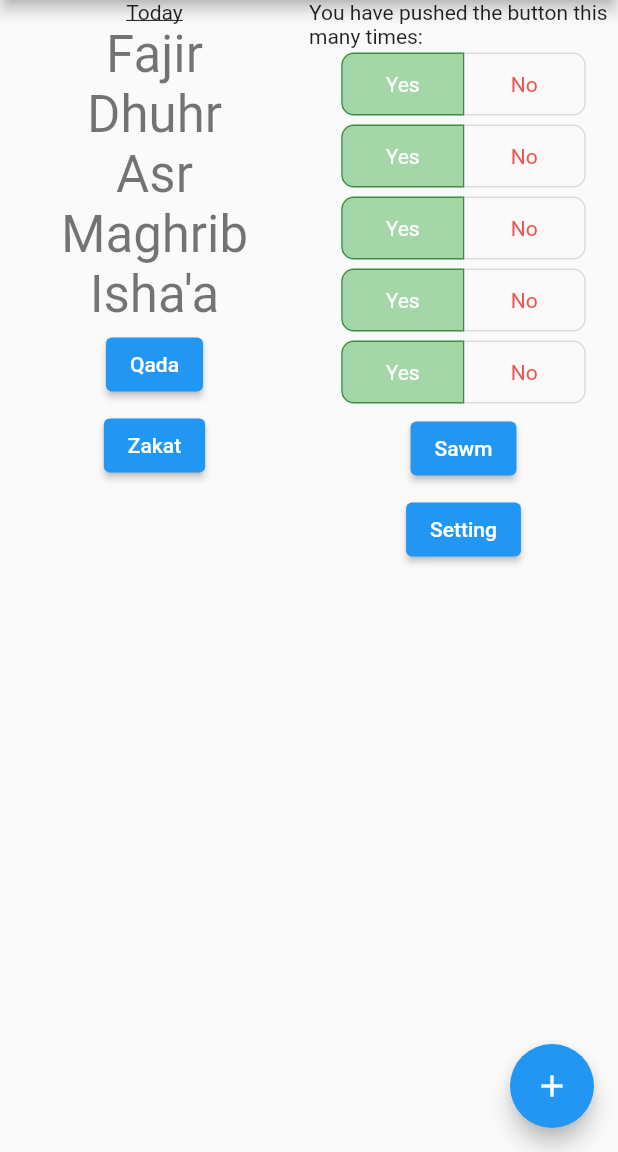
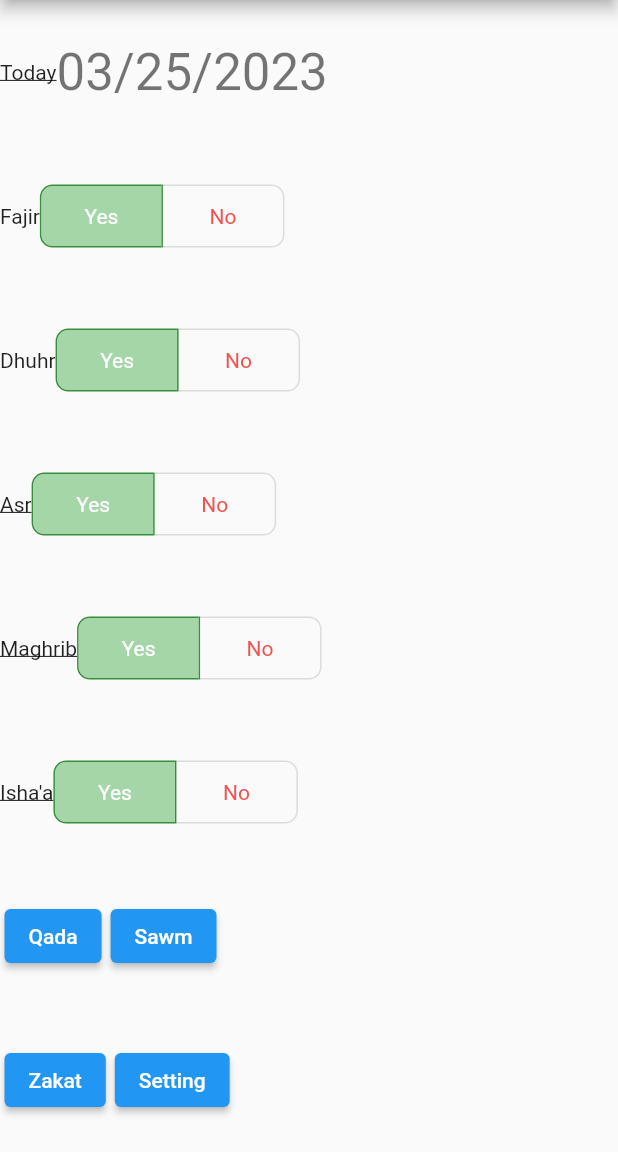
Before and after one commit to KhaledKorfali2/prayer_tracker_app, a Flutter app: the screen it shows after launch, on a phone screen of 412 x 824 dp, the part 84-1236 px from its top. Run offline on Flutter 3.47's test engine with Material 2 defaults, Android fonts, the phone set to English and light mode, and no system bars.

Commit message:
Refactored Code

```diff
--- a/lib/main.dart
+++ b/lib/main.dart
@@ -90,10 +90,10 @@ class _MyHomePageState extends State<MyHomePage> {
         // the App.build method, and use it to set our appbar title.
         title: Text(widget.title),
       ),
-       body: Row(
+       body: Column(
           children: [
-            Expanded(
-              child: Column(
+            Expanded(//Today Row
+              child: Row(
                 children: <Widget>[
                   const Text(
                     'Today',
@@ -102,25 +102,174 @@ class _MyHomePageState extends State<MyHomePage> {
                   ),
                   ),
                   Text(
-                    'Fajir',
+                    '03/25/2023',
                     style: Theme.of(context).textTheme.headline4,
                   ),
-                  Text(
+                ],
+              ),
+            ),
+            Expanded(//Fajir Row
+              child: Row(
+                children: <Widget>[
+                  const Text(
+                    'Fajir',
+                  ),
+                  ToggleButtons(//Toggle for Fajir
+                    onPressed: (int index) {
+                      setState(() {
+                        // The button that is tapped is set to true, and the others to false.
+                        for (int i = 0; i < _yesNoFajir.length; i++) {
+                          _yesNoFajir[i] = i == index;
+                        }
+                      });
+                    },
+                    borderRadius: const BorderRadius.all(Radius.circular(8)),
+                    selectedBorderColor: Colors.green[700],
+                    selectedColor: Colors.white,
+                    fillColor: Colors.green[200],
+                    color: Colors.red[400],
+                    constraints: const BoxConstraints(
+                      minHeight: 40.0,
+                      minWidth: 80.0,
+                    ),
+                    isSelected: _yesNoFajir,
+                    children: fruits,
+                  ),
+                ],
+              ),
+            ),
+            Expanded(//Dhuhr Row
+              child: Row(
+                children: <Widget>[
+                  const Text(
                     'Dhuhr',
-                    style: Theme.of(context).textTheme.headline4,
                   ),
-                  Text(
+                  ToggleButtons(//toggle for Dhuhr
+                    onPressed: (int index) {
+                      setState(() {
+                        // The button that is tapped is set to true, and the others to false.
+                        for (int i = 0; i < _yesNoDhuhr.length; i++) {
+                          _yesNoDhuhr[i] = i == index;
+                        }
+                      });
+                    },
+                    borderRadius: const BorderRadius.all(Radius.circular(8)),
+                    selectedBorderColor: Colors.green[700],
+                    selectedColor: Colors.white,
+                    fillColor: Colors.green[200],
+                    color: Colors.red[400],
+                    constraints: const BoxConstraints(
+                      minHeight: 40.0,
+                      minWidth: 80.0,
+                    ),
+                    isSelected: _yesNoDhuhr,
+                    children: fruits,
+                  ),
+                ],
+              ),
+            ),
+            Expanded(//Asr Row
+              child: Row(
+                children: <Widget>[
+                  const Text(
                     'Asr',
-                    style: Theme.of(context).textTheme.headline4,
+                    style: TextStyle(
+                      decoration: TextDecoration.underline,
+                    ),
                   ),
-                  Text(
+                  ToggleButtons(//Toggle for Asr
+                    onPressed: (int index) {
+                      setState(() {
+                        // The button that is tapped is set to true, and the others to false.
+                        for (int i = 0; i < _yesNoAsr.length; i++) {
+                          _yesNoAsr[i] = i == index;
+                        }
+                      });
+                    },
+                    borderRadius: const BorderRadius.all(Radius.circular(8)),
+                    selectedBorderColor: Colors.green[700],
+                    selectedColor: Colors.white,
+                    fillColor: Colors.green[200],
+                    color: Colors.red[400],
+                    constraints: const BoxConstraints(
+                      minHeight: 40.0,
+                      minWidth: 80.0,
+                    ),
+                    isSelected: _yesNoAsr,
+                    children: fruits,
+                  ),
+                ],
+              ),
+            ),
+            Expanded(//Maghrib Row
+              child: Row(
+                children: <Widget>[
+                  const Text(
                     'Maghrib',
-                    style: Theme.of(context).textTheme.headline4,
+                    style: TextStyle(
+                      decoration: TextDecoration.underline,
+                    ),
                   ),
-                  Text(
+                  ToggleButtons(// Toggle for Maghrib
+                    onPressed: (int index) {
+                      setState(() {
+                        // The button that is tapped is set to true, and the others to false.
+                        for (int i = 0; i < _yesNoMaghrib.length; i++) {
+                          _yesNoMaghrib[i] = i == index;
+                        }
+                      });
+                    },
+                    borderRadius: const BorderRadius.all(Radius.circular(8)),
+                    selectedBorderColor: Colors.green[700],
+                    selectedColor: Colors.white,
+                    fillColor: Colors.green[200],
+                    color: Colors.red[400],
+                    constraints: const BoxConstraints(
+                      minHeight: 40.0,
+                      minWidth: 80.0,
+                    ),
+                    isSelected: _yesNoMaghrib,
+                    children: fruits,
+                  ),
+                ],
+              ),
+            ),
+            Expanded(//Ishaa Row
+              child: Row(
+                children: <Widget>[
+                  const Text(
                     'Isha\'a',
-                    style: Theme.of(context).textTheme.headline4,
+                    style: TextStyle(
+                      decoration: TextDecoration.underline,
+                    ),
                   ),
+                  ToggleButtons(//Toggle for Ishaa
+                    onPressed: (int index) {
+                      setState(() {
+                        // The button that is tapped is set to true, and the others to false.
+                        for (int i = 0; i < _yesNoIshaa.length; i++) {
+                          _yesNoIshaa[i] = i == index;
+                        }
+                      });
+                    },
+                    borderRadius: const BorderRadius.all(Radius.circular(8)),
+                    selectedBorderColor: Colors.green[700],
+                    selectedColor: Colors.white,
+                    fillColor: Colors.green[200],
+                    color: Colors.red[400],
+                    constraints: const BoxConstraints(
+                      minHeight: 40.0,
+                      minWidth: 80.0,
+                    ),
+                    isSelected: _yesNoIshaa,
+                    children: fruits,
+                  ),
+                ],
+              ),
+            ),
+            Expanded(
+              child: Row(
+                children: <Widget>[
                   Container(
                     margin: EdgeInsets.all(3),
                     child: ElevatedButton(
@@ -150,7 +299,7 @@ class _MyHomePageState extends State<MyHomePage> {
 
                       },
                       child: Text(
-                          "Zakat"
+                          "Sawm"
                       ),
                     ),
                   ),
@@ -158,116 +307,8 @@ class _MyHomePageState extends State<MyHomePage> {
               ),
             ),
             Expanded(
-              child: Column(
+              child: Row(
                 children: <Widget>[
-                  const Text(
-                    'You have pushed the button this many times:',
-                  ),
-                  ToggleButtons(//Toggle for Fajir
-                    onPressed: (int index) {
-                      setState(() {
-                        // The button that is tapped is set to true, and the others to false.
-                        for (int i = 0; i < _yesNoFajir.length; i++) {
-                          _yesNoFajir[i] = i == index;
-                        }
-                      });
-                    },
-                    borderRadius: const BorderRadius.all(Radius.circular(8)),
-                    selectedBorderColor: Colors.green[700],
-                    selectedColor: Colors.white,
-                    fillColor: Colors.green[200],
-                    color: Colors.red[400],
-                    constraints: const BoxConstraints(
-                      minHeight: 40.0,
-                      minWidth: 80.0,
-                    ),
-                    isSelected: _yesNoFajir,
-                    children: fruits,
-                  ),
-                  ToggleButtons(//toggle for Dhuhr
-                    onPressed: (int index) {
-                      setState(() {
-                        // The button that is tapped is set to true, and the others to false.
-                        for (int i = 0; i < _yesNoDhuhr.length; i++) {
-                          _yesNoDhuhr[i] = i == index;
-                        }
-                      });
-                    },
-                    borderRadius: const BorderRadius.all(Radius.circular(8)),
-                    selectedBorderColor: Colors.green[700],
-                    selectedColor: Colors.white,
-                    fillColor: Colors.green[200],
-                    color: Colors.red[400],
-                    constraints: const BoxConstraints(
-                      minHeight: 40.0,
-                      minWidth: 80.0,
-                    ),
-                    isSelected: _yesNoDhuhr,
-                    children: fruits,
-                  ),
-                  ToggleButtons(//Toggle for Asr
-                    onPressed: (int index) {
-                      setState(() {
-                        // The button that is tapped is set to true, and the others to false.
-                        for (int i = 0; i < _yesNoAsr.length; i++) {
-                          _yesNoAsr[i] = i == index;
-                        }
-                      });
-                    },
-                    borderRadius: const BorderRadius.all(Radius.circular(8)),
-                    selectedBorderColor: Colors.green[700],
-                    selectedColor: Colors.white,
-                    fillColor: Colors.green[200],
-                    color: Colors.red[400],
-                    constraints: const BoxConstraints(
-                      minHeight: 40.0,
-                      minWidth: 80.0,
-                    ),
-                    isSelected: _yesNoAsr,
-                    children: fruits,
-                  ),
-                  ToggleButtons(// Toggle for Maghrib
-                    onPressed: (int index) {
-                      setState(() {
-                        // The button that is tapped is set to true, and the others to false.
-                        for (int i = 0; i < _yesNoMaghrib.length; i++) {
-                          _yesNoMaghrib[i] = i == index;
-                        }
-                      });
-                    },
-                    borderRadius: const BorderRadius.all(Radius.circular(8)),
-                    selectedBorderColor: Colors.green[700],
-                    selectedColor: Colors.white,
-                    fillColor: Colors.green[200],
-                    color: Colors.red[400],
-                    constraints: const BoxConstraints(
-                      minHeight: 40.0,
-                      minWidth: 80.0,
-                    ),
-                    isSelected: _yesNoMaghrib,
-                    children: fruits,
-                  ),
-                  ToggleButtons(//Toggle for Ishaa
-                    onPressed: (int index) {
-                      setState(() {
-                        // The button that is tapped is set to true, and the others to false.
-                        for (int i = 0; i < _yesNoIshaa.length; i++) {
-                          _yesNoIshaa[i] = i == index;
-                        }
-                      });
-                    },
-                    borderRadius: const BorderRadius.all(Radius.circular(8)),
-                    selectedBorderColor: Colors.green[700],
-                    selectedColor: Colors.white,
-                    fillColor: Colors.green[200],
-                    color: Colors.red[400],
-                    constraints: const BoxConstraints(
-                      minHeight: 40.0,
-                      minWidth: 80.0,
-                    ),
-                    isSelected: _yesNoIshaa,
-                    children: fruits,
-                  ),
                   Container(
                     margin: EdgeInsets.all(3),
                     child: ElevatedButton(
@@ -275,7 +316,7 @@ class _MyHomePageState extends State<MyHomePage> {
 
                       },
                       child: Text(
-                          "Sawm"
+                          "Zakat"
                       ),
                     ),
                   ),
@@ -295,11 +336,6 @@ class _MyHomePageState extends State<MyHomePage> {
             ),
           ],
         ),
-      floatingActionButton: FloatingActionButton(
-        onPressed: _incrementCounter,
-        tooltip: 'Increment',
-        child: const Icon(Icons.add),
-      ), // This trailing comma makes auto-formatting nicer for build methods.
-    );
+      );
   }
 }
```
